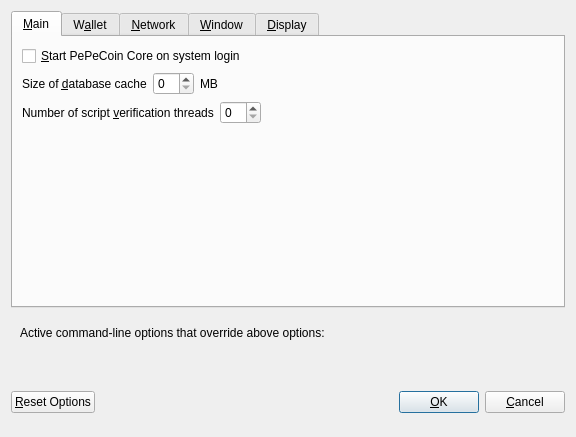
First picture: the form in src/qt/forms/optionsdialog.ui, repository avgttt/PePe-core, before the edit.
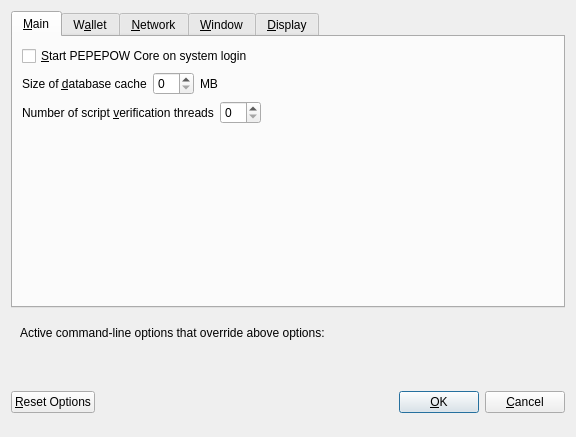
Second picture: the form after the edit. Custom widgets are drawn as their Qt base class.

```diff
--- a/src/qt/forms/optionsdialog.ui
+++ b/src/qt/forms/optionsdialog.ui
@@ -33,7 +33,7 @@
           <string>Automatically start PePeCoin Core after logging in to the system.</string>
          </property>
          <property name="text">
-          <string>&amp;Start PePeCoin Core on system login</string>
+          <string>&amp;Start PEPEPOW Core on system login</string>
          </property>
         </widget>
        </item>
```
Left out of the diff: 14 changed lines with no effect on the pictures.
